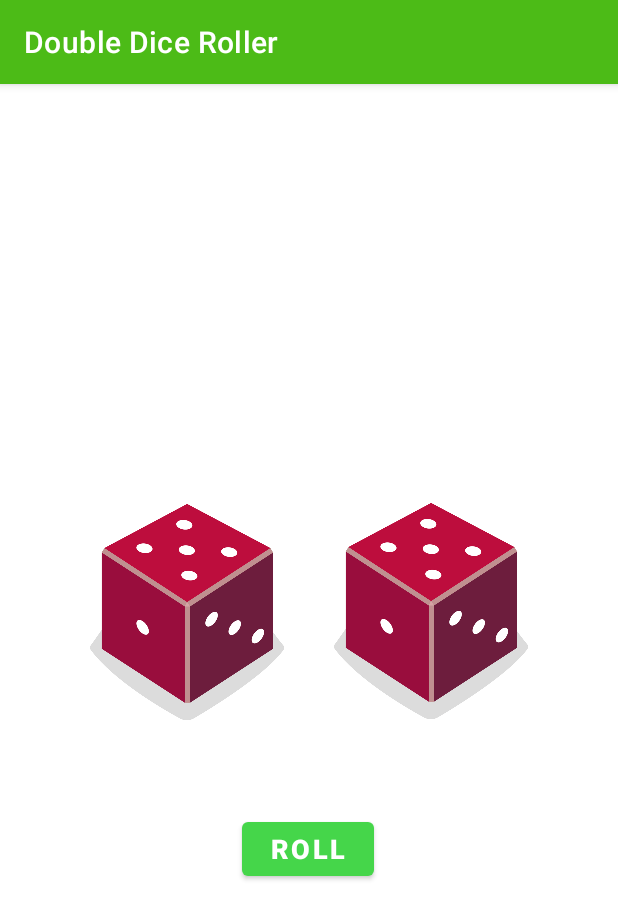
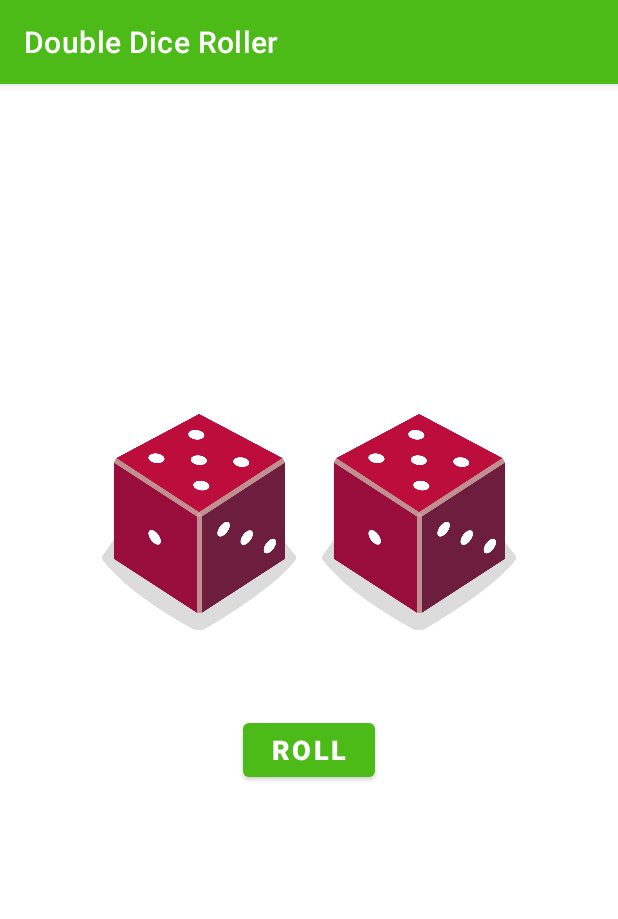
Before and after one commit to Crackmindedsk/DiceRollerApp, an Android app: the screen it shows after launch (MainActivity), on a phone screen of 412 x 824 dp. Shown: the top 919 px of the screen. Run offline under Robolectric (Android 15) with nearby library versions, the phone set to English and light mode, and no system bars.

Commit message:
Improved Alignment

```diff
--- a/app/src/main/res/layout/activity_main.xml
+++ b/app/src/main/res/layout/activity_main.xml
@@ -1,49 +1,44 @@
 <?xml version="1.0" encoding="utf-8"?>
+
 <androidx.constraintlayout.widget.ConstraintLayout xmlns:android="http://schemas.android.com/apk/res/android"
     xmlns:app="http://schemas.android.com/apk/res-auto"
     xmlns:tools="http://schemas.android.com/tools"
     android:layout_width="match_parent"
     android:layout_height="match_parent"
+    android:padding="50dp"
     tools:context=".MainActivity">
 
     <ImageView
         android:id="@+id/imageView"
         android:layout_width="129dp"
         android:layout_height="156dp"
-        android:layout_marginStart="60dp"
-        android:layout_marginBottom="16dp"
+        android:layout_marginBottom="50dp"
         android:scaleType="fitCenter"
-        app:layout_constraintBottom_toTopOf="@+id/button"
+        app:layout_constraintBottom_toTopOf="@id/button"
+        app:layout_constraintEnd_toStartOf="@+id/imageView2"
+        app:layout_constraintHorizontal_bias="0.5"
         app:layout_constraintStart_toStartOf="parent"
-        app:layout_constraintTop_toTopOf="parent"
-        app:layout_constraintVertical_bias="0.872"
-        tools:srcCompat="@drawable/dice_1"
-        tools:ignore="ContentDescription" />
+        tools:ignore="ContentDescription"
+        tools:srcCompat="@drawable/dice_1" />
 
     <ImageView
         android:id="@+id/imageView2"
         android:layout_width="129dp"
         android:layout_height="156dp"
-        android:layout_marginEnd="60dp"
-        android:layout_marginBottom="16dp"
+        android:layout_marginBottom="50dp"
         android:scaleType="fitCenter"
-        app:layout_constraintBottom_toTopOf="@+id/button"
+        app:layout_constraintBottom_toTopOf="@id/button"
         app:layout_constraintEnd_toEndOf="parent"
-        app:layout_constraintHorizontal_bias="1.0"
+        app:layout_constraintHorizontal_bias="0.5"
         app:layout_constraintStart_toEndOf="@+id/imageView"
-        app:layout_constraintTop_toTopOf="parent"
-        app:layout_constraintVertical_bias="0.871"
-        tools:srcCompat="@drawable/dice_1"
-        tools:ignore="ContentDescription" />
+        tools:ignore="ContentDescription"
+        tools:srcCompat="@drawable/dice_1" />
 
     <Button
         android:id="@+id/button"
         android:layout_width="wrap_content"
         android:layout_height="wrap_content"
-        android:layout_marginStart="161dp"
-        android:layout_marginTop="450dp"
-        android:layout_marginEnd="162dp"
-        android:layout_marginBottom="150dp"
+        android:layout_marginBottom="250dp"
         android:shadowColor="@color/black"
         android:shadowDx="15"
         android:shadowDy="15"
@@ -52,12 +47,10 @@
         android:textSize="18sp"
         android:textStyle="bold"
         android:typeface="normal"
-        app:backgroundTint="#45D64A"
         app:layout_constraintBottom_toBottomOf="parent"
         app:layout_constraintEnd_toEndOf="parent"
-        app:layout_constraintHorizontal_bias="0.0"
-        app:layout_constraintStart_toStartOf="parent"
-        app:layout_constraintTop_toTopOf="parent"
-        app:layout_constraintVertical_bias="0.301" />
+        app:layout_constraintStart_toStartOf="parent" />
+
+
 
 </androidx.constraintlayout.widget.ConstraintLayout>
```
